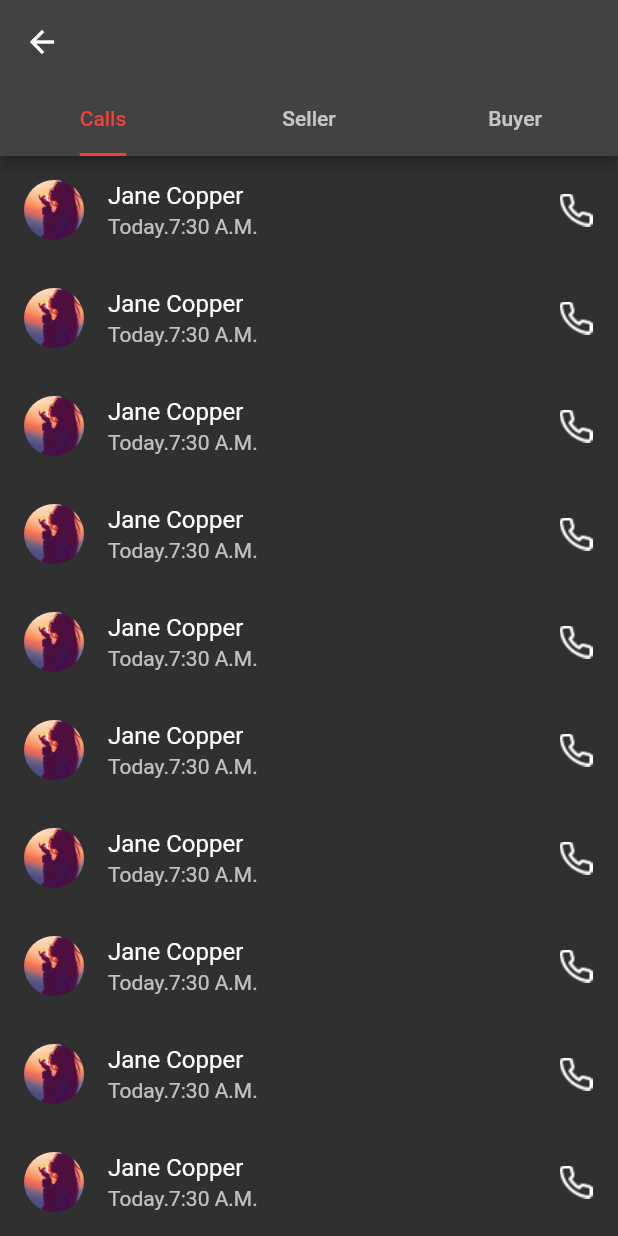
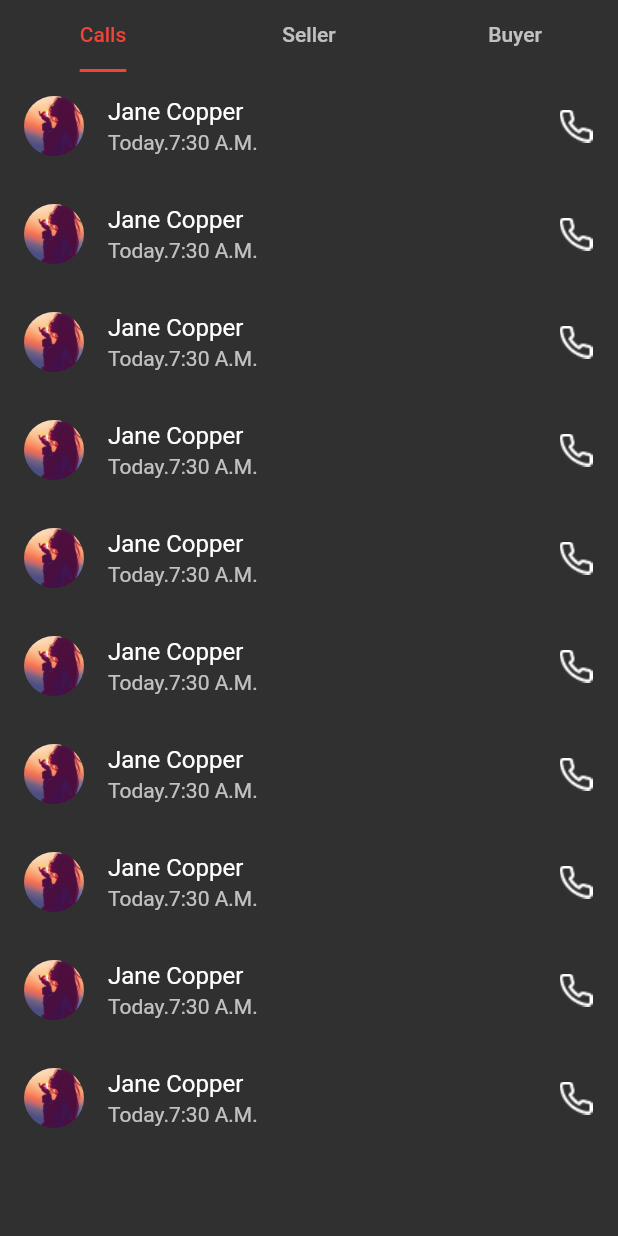
Before and after one commit to kritikagupta0007/Vipani, a Flutter app: the MessageWidget screen opened directly, on a phone screen of 412 x 824 dp. Run offline on Flutter 3.47's test engine with Material 2 defaults, Android fonts, the phone set to English and light mode, and no system bars; our stand-ins replace carousel_slider, file_picker, font_awesome_flutter, marquee, pin_code_text_field, responsive_builder and 1 more.

```diff
--- a/lib/features/data/repository/fake_repository.dart
+++ b/lib/features/data/repository/fake_repository.dart
@@ -1,7 +1,7 @@
 import 'package:vipani/features/data/models/data_model.dart';
 import 'package:vipani/features/data/models/shop_models.dart';
 import 'package:vipani/features/presentation/pages/namepage.dart';
-import 'package:vipani/features/presentation/widgets/shop_preview.dart';
+import 'package:vipani/features/presentation/widgets/bottomnavigation.dart';
 
 class FakeRepository {
   static List<DataModel> data = [
--- /dev/null
+++ b/lib/features/presentation/pages/message.dart
@@ -0,0 +1,41 @@
+import 'package:flutter/material.dart';
+import 'package:vipani/features/presentation/widgets/buyerpage.dart';
+import 'package:vipani/features/presentation/widgets/callpage.dart';
+import 'package:vipani/features/presentation/widgets/sellerpage.dart';
+
+class MessageWidget extends StatefulWidget {
+  const MessageWidget({Key? key}) : super(key: key);
+
+  @override
+  _MessageWidgetState createState() => _MessageWidgetState();
+}
+
+class _MessageWidgetState extends State<MessageWidget> {
+  @override
+  Widget build(BuildContext context) {
+    return DefaultTabController(
+      length: 3,
+      child: Scaffold(
+        appBar: PreferredSize(
+          preferredSize: Size.fromHeight(50),
+          child: SafeArea(
+            child: TabBar(
+              labelColor: Colors.red,
+              unselectedLabelColor: Colors.white70,
+              indicatorColor: Colors.red,
+              indicatorSize: TabBarIndicatorSize.label,
+              tabs: <Widget>[
+                Tab(text: "Calls"),
+                Tab(text: "Seller"),
+                Tab(text: "Buyer"),
+              ],
+            ),
+          ),
+        ),
+        body: TabBarView(
+          children: <Widget>[CallPage(), SellerPage(), BuyerPage()],
+        ),
+      ),
+    );
+  }
+}
--- a/lib/features/presentation/widgets/message.dart
+++ /dev/null
@@ -1,38 +0,0 @@
-import 'package:flutter/material.dart';
-import 'package:vipani/features/presentation/pages/buyerpage.dart';
-import 'package:vipani/features/presentation/pages/callpage.dart';
-import 'package:vipani/features/presentation/pages/sellerpage.dart';
-
-class MessageWidget extends StatefulWidget {
-  const MessageWidget({Key? key}) : super(key: key);
-
-  @override
-  _MessageWidgetState createState() => _MessageWidgetState();
-}
-
-class _MessageWidgetState extends State<MessageWidget> {
-  @override
-  Widget build(BuildContext context) {
-    return DefaultTabController(
-      length: 3,
-      child: Scaffold(
-        appBar: AppBar(
-          bottom: TabBar(
-            labelColor: Colors.red,
-            unselectedLabelColor: Colors.white70,
-            indicatorColor: Colors.red,
-            indicatorSize: TabBarIndicatorSize.label,
-            tabs: <Widget>[
-              Tab(text: "Calls"),
-              Tab(text: "Seller"),
-              Tab(text: "Buyer"),
-            ],
-          ),
-        ),
-        body: TabBarView(
-          children: <Widget>[CallPage(), SellerPage(), BuyerPage()],
-        ),
-      ),
-    );
-  }
-}
```
Also changed, not shown: lib/features/presentation/pages/home_page.dart (deleted, +0 -40 lines), lib/features/presentation/widgets/bottomnavigation.dart (renamed from lib/features/presentation/widgets/shop_preview.dart, +10 -10 lines), lib/features/presentation/widgets/shoppreview.dart (added, +60 -0 lines), lib/features/presentation/widgets/videoscreen.dart (+6 -1 lines), lib/on_generate_route.dart (+3 -7 lines), lib/features/presentation/widgets/buyerpage.dart (renamed from lib/features/presentation/pages/buyerpage.dart), lib/features/presentation/widgets/callpage.dart (renamed from lib/features/presentation/pages/callpage.dart), lib/features/presentation/widgets/sellerpage.dart (renamed from lib/features/presentation/pages/sellerpage.dart).
